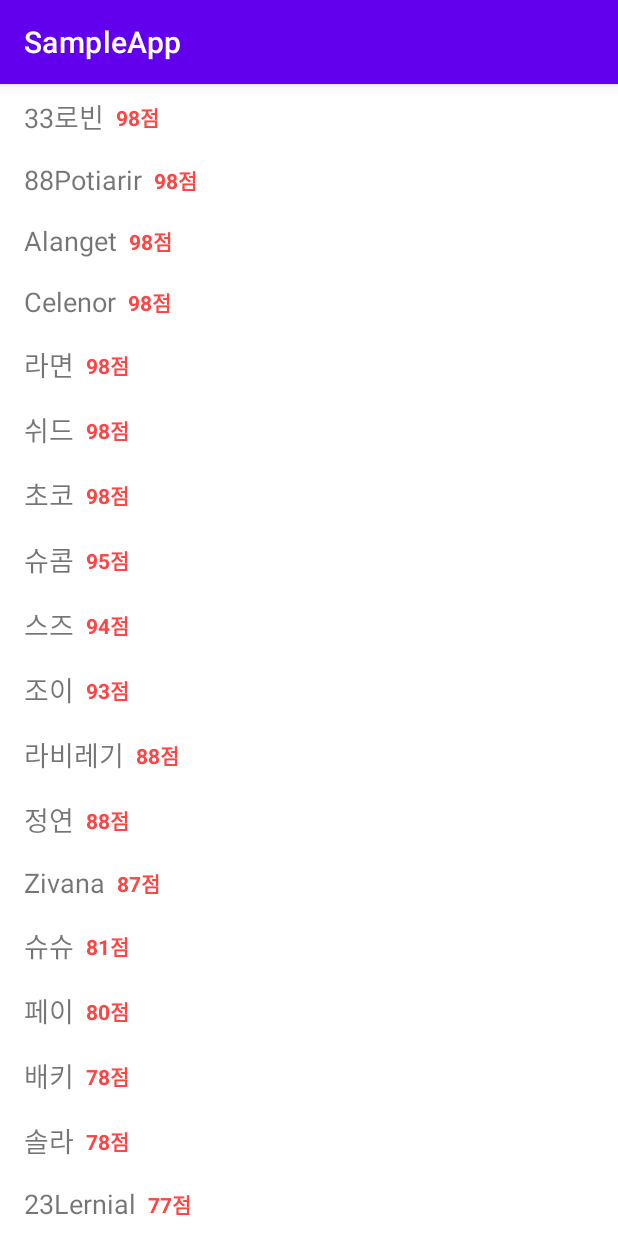
After one commit to rcbuilders/RemindSampleApp, an Android app: the SortedWithExampleActivity screen opened directly, with no data from a screen before it, on a phone screen of 412 x 824 dp. The commit adds this screen. Run offline under Robolectric (Android 15) with nearby library versions, the phone set to English and light mode, and no system bars; our stand-ins replace data binding; libraries missing offline, so code that uses them is left out: com.facebook.stetho.

Commit message:
sortedWith() 로 멀티 조건 정렬을 해보자

```diff
--- a/app/src/main/AndroidManifest.xml
+++ b/app/src/main/AndroidManifest.xml
@@ -34,6 +34,7 @@
         <activity android:name=".binding_adapter_example.BindingAdapterExampleActivity"/>
         <activity android:name=".swipe_finish_example.SwipeFinishExampleActivity"/>
         <activity android:name=".date_format.DateFormatActivity"/>
+        <activity android:name=".sorted_with.SortedWithExampleActivity"/>
     </application>
 
 </manifest>
--- a/app/src/main/java/com/remind/sampleapp/AppModules.kt
+++ b/app/src/main/java/com/remind/sampleapp/AppModules.kt
@@ -6,6 +6,7 @@ import com.remind.sampleapp.binding_adapter_example.BindingAdapterExampleViewMod
 import com.remind.sampleapp.lorem_picsum.api.service.LoremPicsumApiService
 import com.remind.sampleapp.lorem_picsum.repository.LoremPicsumRepository
 import com.remind.sampleapp.lorem_picsum.viewmodel.LoremPicsumViewModel
+import com.remind.sampleapp.sorted_with.SortedWithExampleViewModel
 import okhttp3.OkHttpClient
 import org.koin.androidx.viewmodel.dsl.viewModel
 import org.koin.core.qualifier.named
@@ -27,6 +28,7 @@ object AppModules {
     private val viewModels = module {
         viewModel { LoremPicsumViewModel(repository = get()) }
         viewModel { BindingAdapterExampleViewModel() }
+        viewModel { SortedWithExampleViewModel() }
     }
     private val etc = module {
         factory {
--- a/app/src/main/java/com/remind/sampleapp/MainActivity.kt
+++ b/app/src/main/java/com/remind/sampleapp/MainActivity.kt
@@ -14,6 +14,7 @@ import com.remind.sampleapp.inline_func.InlineFuncExampleActivity
 import com.remind.sampleapp.intent_large_extra.IntentLargeExtraActivity
 import com.remind.sampleapp.lorem_picsum.ui.LoremPicsumListActivity
 import com.remind.sampleapp.safe_enum.SafeEnumActivity
+import com.remind.sampleapp.sorted_with.SortedWithExampleActivity
 import com.remind.sampleapp.swipe_finish_example.SwipeFinishExampleActivity
 
 class MainActivity : BaseActivity<ActivityMainBinding>(R.layout.activity_main) {
@@ -103,6 +104,11 @@ class MainActivity : BaseActivity<ActivityMainBinding>(R.layout.activity_main) {
                     startActivity(it)
                 }
             }
+            btnSortedWithExample.setOnClickListener {
+                Intent(this@MainActivity, SortedWithExampleActivity::class.java).also {
+                    startActivity(it)
+                }
+            }
         }
     }
 
--- /dev/null
+++ b/app/src/main/java/com/remind/sampleapp/sorted_with/OrderKoreaFirst.kt
@@ -0,0 +1,47 @@
+package com.remind.sampleapp.sorted_with
+
+/**
+ * 한극 > 영어 > 숫자 > 특수기호 순으로 비교함.
+ */
+object OrderKoreaFirst {
+    private const val LEFT = -1
+    private const val RIGHT = 1
+
+    fun compare(left: String, right: String): Int {
+        val _left = left.uppercase().filterNot(Char::isWhitespace)
+        val _right = right.uppercase().filterNot(Char::isWhitespace)
+
+        val (llen, rlen) = _left.length to _right.length
+        val mlen = llen.coerceAtMost(rlen)
+
+        for(i in 0 until mlen) {
+            val (lc, rc) = _left[i] to _right[i]
+
+            if(lc != rc) {
+                return if(conditionKoreanAndEnglish(lc, rc)
+                    || conditionKoreanAndNumber(lc, rc)
+                    || conditionEnglishAndNumber(lc, rc)
+                    || conditionKoreanAndSpecial(lc,rc))
+                    -(lc - rc)
+                else if(conditionEnglishAndSpecial(lc, rc) || conditionNumberAndSpecial(lc, rc)) {
+                    if(isEnglish(lc) || isNumber(lc)) LEFT else RIGHT
+                } else { lc - rc }
+            }
+        }
+        return llen - rlen
+    }
+
+    // 어차피 대분자로 치환한 후 비교 하기 때문에 대문자만 비교하는 것으로 변경
+    private fun isEnglish(ch: Char) : Boolean = ch in 'A'..'Z'
+    // 'ㄱ'~'ㅣ' 까지 연속선상의 유니코드이기 때문에 한글로 인식하도록 추가
+    private fun isKorean(ch: Char) : Boolean = ch in 'ㄱ'..'ㅣ' || ch in '가'..'힣'
+    private fun isNumber(ch: Char) : Boolean = ch in '0'..'9'
+    private fun isSpecial(ch : Char) : Boolean = ch in '!'..'/' || ch in ':'..'@' || ch in '['..'`' || ch in '{'.. '~'
+
+    private fun conditionKoreanAndEnglish(c1: Char, c2: Char) = isKorean(c1) && isEnglish(c2) || isEnglish(c1) && isKorean(c2)
+    private fun conditionKoreanAndNumber(c1: Char, c2: Char) = isKorean(c1) && isNumber(c2) || isNumber(c1) && isKorean(c2)
+    private fun conditionKoreanAndSpecial(c1: Char, c2: Char) = isKorean(c1) && isSpecial(c2) || isSpecial(c1) && isKorean(c2)
+    private fun conditionEnglishAndNumber(c1: Char, c2: Char) = isEnglish(c1) && isNumber(c2) || isNumber(c1) && isEnglish(c2)
+    private fun conditionEnglishAndSpecial(c1: Char, c2: Char) = isEnglish(c1) && isSpecial(c2) || isSpecial(c1) && isEnglish(c2)
+    private fun conditionNumberAndSpecial(c1: Char, c2: Char) = isNumber(c1) && isSpecial(c2) || isSpecial(c1) && isNumber(c2)
+}
--- /dev/null
+++ b/app/src/main/java/com/remind/sampleapp/sorted_with/SortedWithExampleActivity.kt
@@ -0,0 +1,46 @@
+package com.remind.sampleapp.sorted_with
+
+import androidx.databinding.BindingAdapter
+import androidx.lifecycle.lifecycleScope
+import androidx.recyclerview.widget.LinearLayoutManager
+import androidx.recyclerview.widget.RecyclerView
+import com.remind.sampleapp.BaseActivity
+import com.remind.sampleapp.R
+import com.remind.sampleapp.databinding.ActivitySortedWithExampleBinding
+import org.koin.androidx.viewmodel.ext.android.viewModel
+
+class SortedWithExampleActivity :
+    BaseActivity<ActivitySortedWithExampleBinding>(R.layout.activity_sorted_with_example) {
+
+    private val viewModel: SortedWithExampleViewModel by viewModel()
+
+    override fun initView() {
+        super.initView()
+        binding.rvList.apply {
+            layoutManager = LinearLayoutManager(
+                this@SortedWithExampleActivity,
+                RecyclerView.VERTICAL,
+                false)
+            adapter = SortedWithListAdapter()
+        }
+    }
+
+    override fun initViewModel() {
+        super.initViewModel()
+        binding.viewmodel = viewModel
+        binding.lifecycleOwner = this
+    }
+
+    override fun afterOnCreate() {
+        super.afterOnCreate()
+        lifecycleScope.launchWhenStarted {
+            viewModel.fetchUserScoreList()
+        }
+    }
+
+}
+
+@BindingAdapter("items")
+fun setListItems(view: RecyclerView, items: List<UserScore>?) {
+    (view.adapter as SortedWithListAdapter).submitList(items)
+}
--- /dev/null
+++ b/app/src/main/java/com/remind/sampleapp/sorted_with/SortedWithExampleViewModel.kt
@@ -0,0 +1,30 @@
+package com.remind.sampleapp.sorted_with
+
+import androidx.lifecycle.LiveData
+import androidx.lifecycle.MutableLiveData
+import androidx.lifecycle.ViewModel
+import androidx.lifecycle.viewModelScope
+import kotlinx.coroutines.launch
+
+class SortedWithExampleViewModel : ViewModel() {
+
+    private val _userScores: MutableLiveData<List<UserScore>?> = MutableLiveData()
+    val userScores: LiveData<List<UserScore>?> get() = _userScores
+
+    fun fetchUserScoreList() {
+        viewModelScope.launch {
+            _userScores.postValue(
+                UserScore.fetchList()
+                    .sortedWith(compareByDescending(UserScore::score)
+                        .thenBy(UserScore::name)
+
+                            // 추가 테스트 코드
+//                        .sortedWith(compareBy { it.name.length }
+//                        .thenComparator { data1, data2 ->
+//                            OrderKoreaFirst.compare(data1.name, data2.name)
+//                        }
+                    )
+            )
+        }
+    }
+}
--- /dev/null
+++ b/app/src/main/java/com/remind/sampleapp/sorted_with/SortedWithListAdapter.kt
@@ -0,0 +1,37 @@
+package com.remind.sampleapp.sorted_with
+
+import android.view.LayoutInflater
+import android.view.ViewGroup
+import androidx.recyclerview.widget.DiffUtil
+import androidx.recyclerview.widget.ListAdapter
+import androidx.recyclerview.widget.RecyclerView
+import com.remind.sampleapp.databinding.ListItemTextBinding
+
+class SortedWithListAdapter()
+    : ListAdapter<UserScore, SortedWithListAdapter.ViewHolder>(
+    object : DiffUtil.ItemCallback<UserScore>() {
+        override fun areItemsTheSame(oldItem: UserScore, newItem: UserScore): Boolean {
+            return true
+        }
+
+        override fun areContentsTheSame(oldItem: UserScore, newItem: UserScore): Boolean {
+            return true
+        }
+
+    }
+) {
+    inner class ViewHolder(private val binding: ListItemTextBinding): RecyclerView.ViewHolder(binding.root) {
+        fun onBind(item: UserScore) {
+            binding.item = item
+        }
+    }
+
+    override fun onCreateViewHolder(parent: ViewGroup, viewType: Int): ViewHolder {
+        return ViewHolder(ListItemTextBinding.inflate(LayoutInflater.from(parent.context), parent, false))
+    }
+
+    override fun onBindViewHolder(holder: ViewHolder, position: Int) {
+        holder.onBind(getItem(position))
+    }
+
+}
--- /dev/null
+++ b/app/src/main/java/com/remind/sampleapp/sorted_with/UserScore.kt
@@ -0,0 +1,49 @@
+package com.remind.sampleapp.sorted_with
+
+data class UserScore (val name: String, val score: Int) {
+
+    companion object {
+        fun fetchList(): List<UserScore> {
+            return listOf(
+                UserScore("아이유", 64),
+                UserScore("사나", 31),
+                UserScore("Zivana", 87),
+                UserScore("조이", 93),
+                UserScore("미나", 76),
+                UserScore("Alanget", 98),
+                UserScore("satucar", 34),
+                UserScore("슬기", 65),
+                UserScore("Celenor", 98),
+                UserScore("솔라", 78),
+                UserScore("정연", 88),
+                UserScore("77farince", 56),
+                UserScore("하니", 49),
+                UserScore("페이", 80),
+                UserScore("23Lernial", 77),
+                UserScore("초코", 98),
+                UserScore("가희", 36),
+                UserScore("mosink", 73),
+                UserScore("슈슈", 81),
+                UserScore("88Potiarir", 98),
+                UserScore("스즈", 94),
+                UserScore("Minerth", 44),
+                UserScore("solvod", 76),
+                UserScore("시아", 44),
+                UserScore("네모", 36),
+                UserScore("라면", 98),
+                UserScore("로드", 76),
+                UserScore("슈콤", 95),
+                UserScore("쉬드", 98),
+                UserScore("12시에만나", 43),
+                UserScore("리사로지", 77),
+                UserScore("라비레기", 88),
+                UserScore("링고릴리", 64),
+                UserScore("33로빈", 98),
+                UserScore("배키", 78),
+                UserScore("불로불사", 76),
+                UserScore("핑키", 45),
+            )
+        }
+    }
+
+}
--- a/app/src/main/res/layout/activity_main.xml
+++ b/app/src/main/res/layout/activity_main.xml
@@ -191,6 +191,20 @@
                 style="?android:attr/borderlessButtonStyle"
                 android:background="@drawable/round_button_background"/>
 
+            <androidx.appcompat.widget.AppCompatButton
+                android:id="@+id/btn_sorted_with_example"
+                android:layout_width="wrap_content"
+                android:layout_height="44dp"
+                app:layout_constraintTop_toBottomOf="@id/btn_date_format_example"
+                app:layout_constraintLeft_toLeftOf="parent"
+                app:layout_constraintRight_toRightOf="parent"
+                android:text="SortedWith Example"
+                android:textColor="@color/white"
+                android:layout_marginTop="8dp"
+                android:paddingHorizontal="14dp"
+                style="?android:attr/borderlessButtonStyle"
+                android:background="@drawable/round_button_background"/>
+
         </androidx.constraintlayout.widget.ConstraintLayout>
 
     </androidx.core.widget.NestedScrollView>
--- /dev/null
+++ b/app/src/main/res/layout/activity_sorted_with_example.xml
@@ -0,0 +1,23 @@
+<?xml version="1.0" encoding="utf-8"?>
+<layout xmlns:android="http://schemas.android.com/apk/res/android"
+    xmlns:app="http://schemas.android.com/apk/res-auto">
+
+    <data>
+        <variable
+            name="viewmodel"
+            type="com.remind.sampleapp.sorted_with.SortedWithExampleViewModel" />
+    </data>
+
+    <androidx.constraintlayout.widget.ConstraintLayout
+        android:layout_width="match_parent"
+        android:layout_height="match_parent">
+
+        <androidx.recyclerview.widget.RecyclerView
+            android:id="@+id/rv_list"
+            android:layout_width="match_parent"
+            android:layout_height="match_parent"
+            app:items="@{viewmodel.userScores}"/>
+
+    </androidx.constraintlayout.widget.ConstraintLayout>
+
+</layout>
--- /dev/null
+++ b/app/src/main/res/layout/list_item_text.xml
@@ -0,0 +1,41 @@
+<?xml version="1.0" encoding="utf-8"?>
+<layout xmlns:android="http://schemas.android.com/apk/res/android"
+    xmlns:app="http://schemas.android.com/apk/res-auto">
+
+    <data>
+        <variable
+            name="item"
+            type="com.remind.sampleapp.sorted_with.UserScore" />
+    </data>
+
+    <androidx.constraintlayout.widget.ConstraintLayout
+        android:layout_width="match_parent"
+        android:layout_height="wrap_content"
+        android:paddingHorizontal="16dp"
+        android:paddingVertical="8dp">
+
+        <TextView
+            android:id="@+id/tv_name"
+            android:layout_width="wrap_content"
+            android:layout_height="wrap_content"
+            app:layout_constraintTop_toTopOf="parent"
+            app:layout_constraintStart_toStartOf="parent"
+            android:text="@{item.name}"
+            android:textSize="18sp"/>
+
+        <TextView
+            android:layout_width="wrap_content"
+            android:layout_height="wrap_content"
+            app:layout_constraintTop_toTopOf="@id/tv_name"
+            app:layout_constraintBottom_toBottomOf="@id/tv_name"
+            app:layout_constraintStart_toEndOf="@id/tv_name"
+            android:layout_marginStart="8dp"
+            android:gravity="center_vertical"
+            android:text="@{String.format(@string/score, item.score)}"
+            android:textSize="14sp"
+            android:textStyle="bold"
+            android:textColor="@android:color/holo_red_light"/>
+
+    </androidx.constraintlayout.widget.ConstraintLayout>
+
+</layout>
--- a/app/src/main/res/values/strings.xml
+++ b/app/src/main/res/values/strings.xml
@@ -2,4 +2,5 @@
     <string name="app_name">SampleApp</string>
 
     <string name="empty_msg">텅~</string>
+    <string name="score">%d점</string>
 </resources>
--- a/build.gradle
+++ b/build.gradle
@@ -5,7 +5,7 @@ buildscript {
         mavenCentral()
     }
     dependencies {
-        classpath 'com.android.tools.build:gradle:7.1.2'
+        classpath 'com.android.tools.build:gradle:7.1.3'
         classpath "org.jetbrains.kotlin:kotlin-gradle-plugin:1.6.10"
 
         // NOTE: Do not place your application dependencies here; they belong
```
